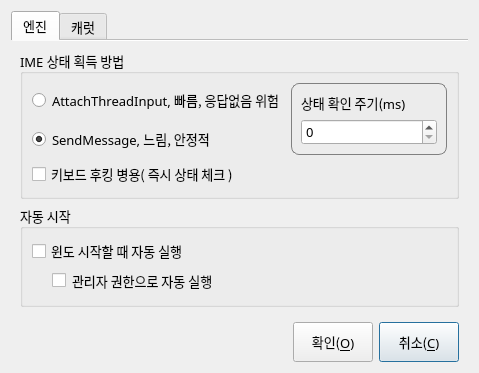
jgh0721/HyperIMECursor, file src/ui/opt.ui: the form before one commit.
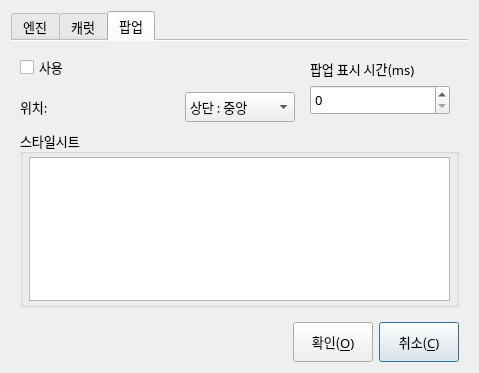
The form after the commit. The open tabs and pages were chosen to show the change.

Commit message: VER : 0.6  - 몇몇 설정이 정상적으로 저장되지 않는 문제 수정

```diff
--- a/src/ui/opt.ui
+++ b/src/ui/opt.ui
@@ -514,6 +514,170 @@
        </item>
       </layout>
      </widget>
+     <widget class="QWidget" name="tabPopup">
+      <attribute name="title">
+       <string>팝업</string>
+      </attribute>
+      <layout class="QGridLayout" name="gridLayout_3">
+       <item row="0" column="0" colspan="2">
+        <widget class="QCheckBox" name="chkIsPopup">
+         <property name="font">
+          <font>
+           <family>Sarasa Mono K</family>
+           <pointsize>10</pointsize>
+           <stylestrategy>PreferAntialias</stylestrategy>
+           <hintingpreference>PreferFullHinting</hintingpreference>
+          </font>
+         </property>
+         <property name="text">
+          <string>사용</string>
+         </property>
+        </widget>
+       </item>
+       <item row="0" column="2" rowspan="2">
+        <widget class="QFrame" name="frmCaretPolling_2">
+         <property name="styleSheet">
+          <string notr="true">QFrame#frmCaretPolling
+{ 
+	border: 1px solid gray; 
+	border-radius: 8px;
+}</string>
+         </property>
+         <layout class="QVBoxLayout" name="verticalLayout_8">
+          <item>
+           <widget class="QLabel" name="label_3">
+            <property name="font">
+             <font>
+              <family>Sarasa Mono K</family>
+              <pointsize>10</pointsize>
+              <stylestrategy>PreferAntialias</stylestrategy>
+              <hintingpreference>PreferFullHinting</hintingpreference>
+             </font>
+            </property>
+            <property name="text">
+             <string>팝업 표시 시간(ms)</string>
+            </property>
+           </widget>
+          </item>
+          <item>
+           <widget class="QSpinBox" name="spbPopupShowMs">
+            <property name="minimumSize">
+             <size>
+              <width>0</width>
+              <height>30</height>
+             </size>
+            </property>
+            <property name="font">
+             <font>
+              <family>Sarasa Mono K</family>
+              <pointsize>10</pointsize>
+              <stylestrategy>PreferAntialias</stylestrategy>
+              <hintingpreference>PreferFullHinting</hintingpreference>
+             </font>
+            </property>
+            <property name="maximum">
+             <number>9999</number>
+            </property>
+           </widget>
+          </item>
+         </layout>
+        </widget>
+       </item>
+       <item row="1" column="0">
+        <widget class="QLabel" name="label_4">
+         <property name="font">
+          <font>
+           <family>Sarasa Mono K</family>
+           <pointsize>10</pointsize>
+           <stylestrategy>PreferAntialias</stylestrategy>
+           <hintingpreference>PreferFullHinting</hintingpreference>
+          </font>
+         </property>
+         <property name="text">
+          <string>위치:</string>
+         </property>
+        </widget>
+       </item>
+       <item row="1" column="1">
+        <widget class="QComboBox" name="cbxPopupPlacement">
+         <property name="minimumSize">
+          <size>
+           <width>0</width>
+           <height>30</height>
+          </size>
+         </property>
+         <property name="maximumSize">
+          <size>
+           <width>110</width>
+           <height>16777215</height>
+          </size>
+         </property>
+         <property name="font">
+          <font>
+           <family>Sarasa Mono K</family>
+           <pointsize>10</pointsize>
+           <stylestrategy>PreferAntialias</stylestrategy>
+           <hintingpreference>PreferFullHinting</hintingpreference>
+          </font>
+         </property>
+         <item>
+          <property name="text">
+           <string>상단 : 중앙</string>
+          </property>
+         </item>
+         <item>
+          <property name="text">
+           <string>하단 : 중앙</string>
+          </property>
+         </item>
+        </widget>
+       </item>
+       <item row="2" column="0" colspan="3">
+        <widget class="QGroupBox" name="grpPopupStyleSheet">
+         <property name="font">
+          <font>
+           <family>Sarasa Mono K</family>
+           <pointsize>10</pointsize>
+           <stylestrategy>PreferAntialias</stylestrategy>
+           <hintingpreference>PreferFullHinting</hintingpreference>
+          </font>
+         </property>
+         <property name="title">
+          <string>스타일시트</string>
+         </property>
+         <property name="flat">
+          <bool>true</bool>
+         </property>
+         <layout class="QVBoxLayout" name="verticalLayout_7">
+          <property name="leftMargin">
+           <number>6</number>
+          </property>
+          <property name="topMargin">
+           <number>3</number>
+          </property>
+          <property name="rightMargin">
+           <number>6</number>
+          </property>
+          <property name="bottomMargin">
+           <number>3</number>
+          </property>
+          <item>
+           <widget class="QPlainTextEdit" name="edtPopupStyleSheet">
+            <property name="font">
+             <font>
+              <family>Sarasa Mono K</family>
+              <pointsize>10</pointsize>
+              <stylestrategy>PreferAntialias</stylestrategy>
+              <hintingpreference>PreferFullHinting</hintingpreference>
+             </font>
+            </property>
+           </widget>
+          </item>
+         </layout>
+        </widget>
+       </item>
+      </layout>
+     </widget>
     </widget>
    </item>
    <item>
```
The commit also changes 2 other files.
